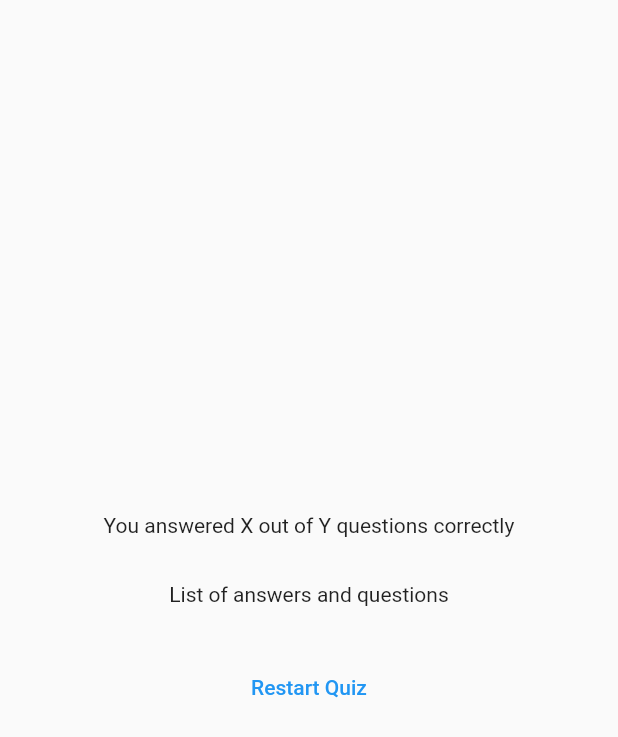
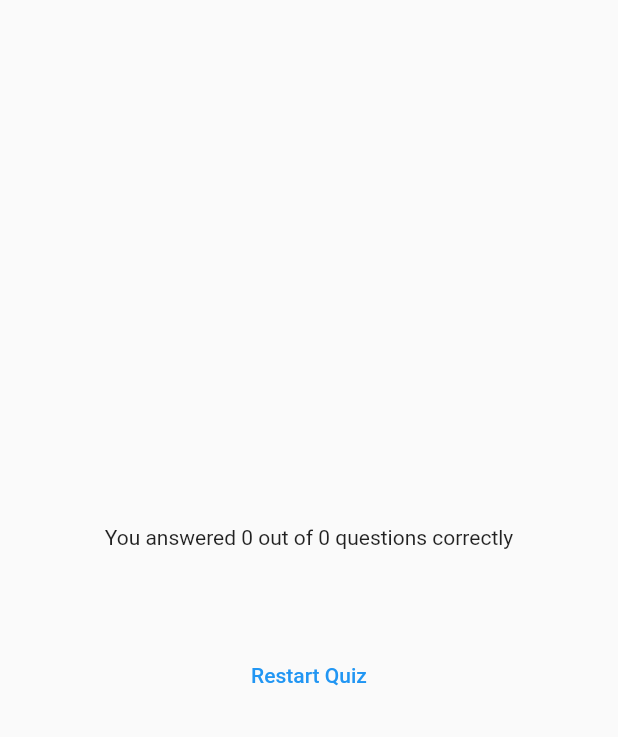
Before and after one commit to jonataslaet/udemy, a Flutter app: the ResultsScreen widget shown alone on an empty page, opened directly with empty values, on a phone screen of 412 x 824 dp. Shown: the top 737 px of the screen. Run offline on Flutter 3.47's test engine with Material 2 defaults, Android fonts, the light colour scheme and no system bars; our stand-ins replace google_fonts.

Commit message:
Section 3: Flutter & Dart Basics II - Fundamentals Deep Dive [QUIZ APP]
Expanded To The Rescue!
Filtering & Analyzing Lists

```diff
--- a/ws-learn-flutter-dart-to-build-ios-android-apps/adv_basics/lib/questions_summary.dart
+++ b/ws-learn-flutter-dart-to-build-ios-android-apps/adv_basics/lib/questions_summary.dart
@@ -7,18 +7,27 @@ class QuestionsSummary extends StatelessWidget {
 
   @override
   Widget build(BuildContext context) {
+    for (var element in summaryData) {
+      print('element = ${element}');
+    }
     return Column(
       children: summaryData
           .map(
             (data) => Row(
               children: [
                 Text(((data['question_index'] as int) + 1).toString()),
-                Column(children: [
-                  Text(data['question'] as String),
-                  const SizedBox(height: 5,),
-                  Text(data['user_answer'] as String),
-                  Text(data['correct_answer'] as String),
-                ],),
+                Expanded(
+                  child: Column(
+                    children: [
+                      Text(data['question'] as String),
+                      const SizedBox(
+                        height: 5,
+                      ),
+                      Text(data['user_answer'] as String),
+                      Text(data['correct_answer'] as String),
+                    ],
+                  ),
+                ),
               ],
             ),
           )
--- a/ws-learn-flutter-dart-to-build-ios-android-apps/adv_basics/lib/quiz.dart
+++ b/ws-learn-flutter-dart-to-build-ios-android-apps/adv_basics/lib/quiz.dart
@@ -28,7 +28,6 @@ class _QuizState extends State<Quiz> {
     selectedAnswers.add(answer);
     if (selectedAnswers.length == questions.length) {
       setState(() {
-        selectedAnswers = [];
         activeScreen = 'results-screen';
       });
     }
@@ -48,6 +47,7 @@ class _QuizState extends State<Quiz> {
       chosenScreen = QuestionsScreen(onSelectedAnswer: chooseAnswer);
     } else if (activeScreen == 'results-screen') {
       chosenScreen = ResultsScreen(chosenAnswers: selectedAnswers,);
+      selectedAnswers = [];
     }
     return MaterialApp(
       home: Scaffold(
--- a/ws-learn-flutter-dart-to-build-ios-android-apps/adv_basics/lib/results_screen.dart
+++ b/ws-learn-flutter-dart-to-build-ios-android-apps/adv_basics/lib/results_screen.dart
@@ -1,3 +1,4 @@
+import 'package:adv_basics/questions_summary.dart';
 import 'package:flutter/material.dart';
 
 import 'models/questions.dart';
@@ -7,7 +8,7 @@ class ResultsScreen extends StatelessWidget {
   final List<String> chosenAnswers;
 
   List<Map<String, Object>> getSummaryData() {
-    final List<Map<String, Object>> summary = [{}];
+    final List<Map<String, Object>> summary = [];
     for (var i = 0; i < chosenAnswers.length; i++) {
       summary.add({
         'question_index': i,
@@ -16,11 +17,19 @@ class ResultsScreen extends StatelessWidget {
         'user_answer': chosenAnswers[i]
       });
     }
+
     return summary;
   }
 
   @override
   Widget build(BuildContext context) {
+    final List<Map<String, Object>> summaryData = getSummaryData();
+    final numTotalQuestions = summaryData.length;
+    final numCorrectQuestions = summaryData
+        .where(
+          (element) => element['correct_answer'] == element['user_answer'],
+        )
+        .length;
     return SizedBox(
       width: double.infinity,
       child: Container(
@@ -28,15 +37,17 @@ class ResultsScreen extends StatelessWidget {
         child: Column(
           mainAxisAlignment: MainAxisAlignment.center,
           children: [
-            const Text('You answered X out of Y questions correctly'),
+            Text(
+              'You answered $numCorrectQuestions out of $numTotalQuestions questions correctly',
+            ),
             const SizedBox(
               height: 30,
             ),
-            const Text('List of answers and questions'),
+            QuestionsSummary(summaryData),
             const SizedBox(
               height: 30,
             ),
-            TextButton(onPressed: (){}, child: const Text('Restart Quiz'))
+            TextButton(onPressed: () {}, child: const Text('Restart Quiz'))
           ],
         ),
       ),
```
